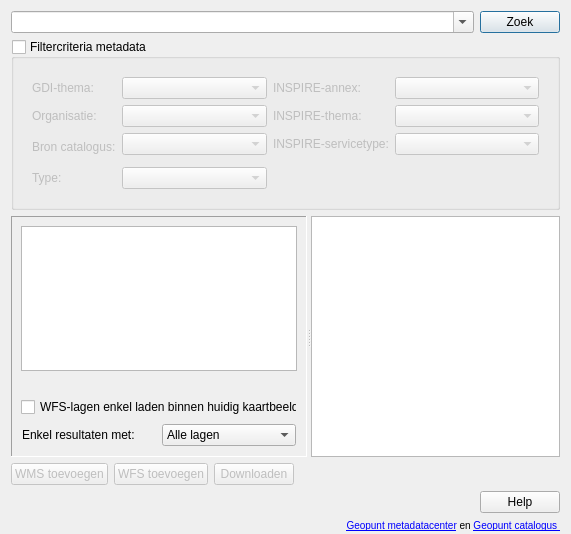
warrieka/geopunt4Qgis, file ui_geopunt4QgisDataCatalog.ui: the form before one commit.
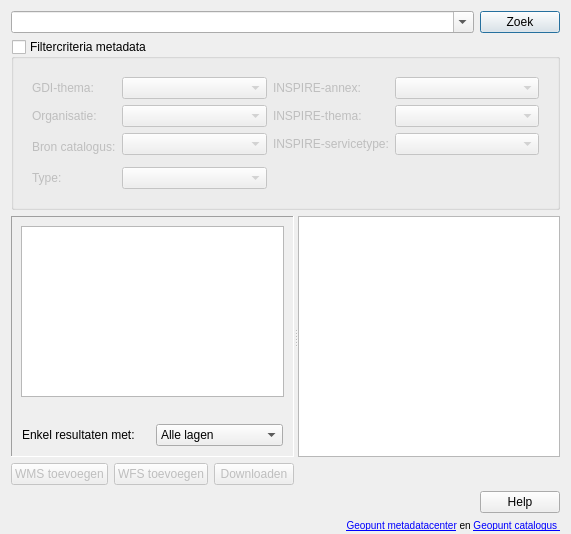
The form after the commit. Icons and pictures are not drawn.

What changed in the file:
```diff
--- a/ui_geopunt4QgisDataCatalog.ui
+++ b/ui_geopunt4QgisDataCatalog.ui
@@ -414,13 +414,6 @@
          </property>
         </widget>
        </item>
-       <item>
-        <widget class="QCheckBox" name="bboxChk">
-         <property name="text">
-          <string>WFS-lagen enkel laden binnen huidig kaartbeeld</string>
-         </property>
-        </widget>
-       </item>
        <item>
         <widget class="QFrame" name="modelFilter">
          <property name="frameShape">
```
Left out of the diff: 11 changed lines with no effect on the pictures.
